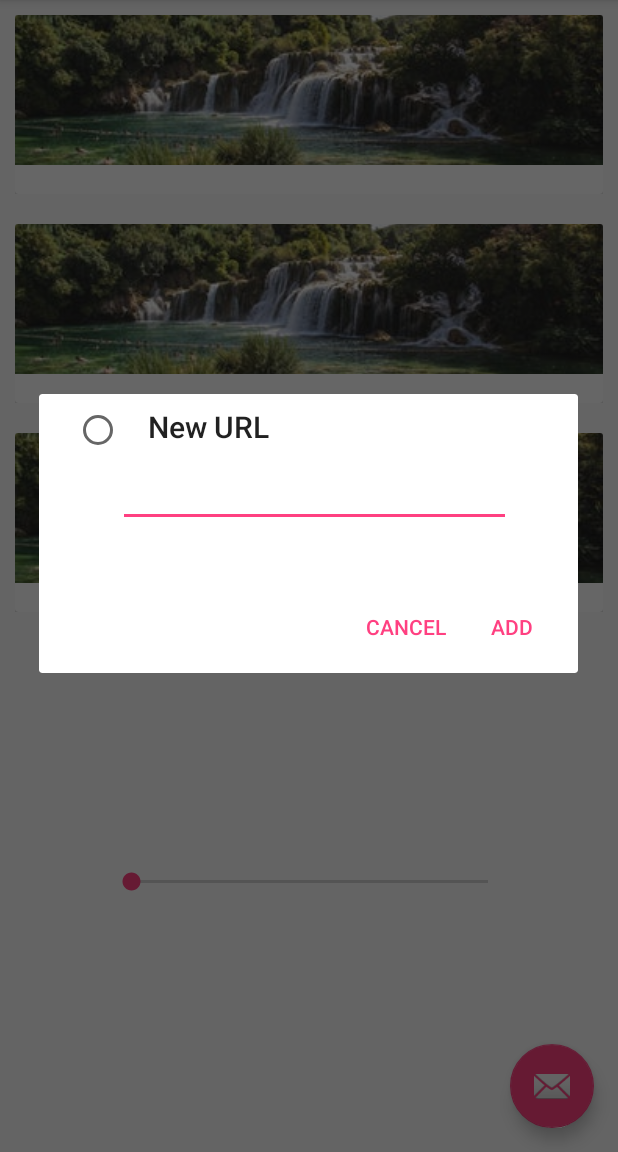
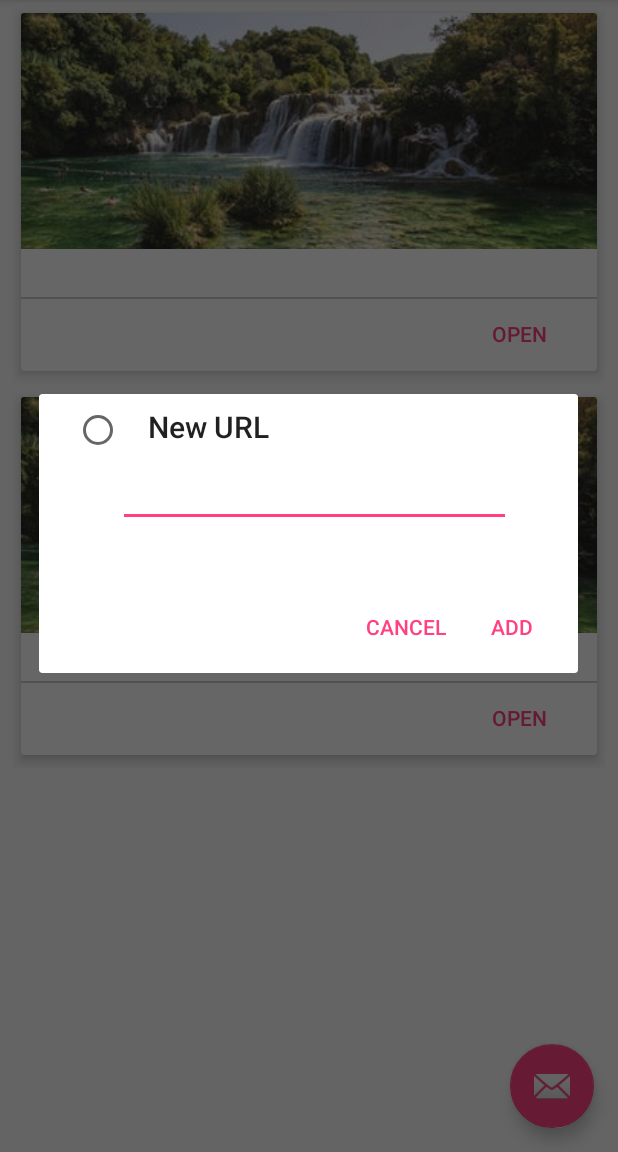
Before and after one commit to JediMaster93/RemoteYoutubePlay, an Android app: the screen it shows after launch (MainActivity), after a tap on an icon or button, on a phone screen of 412 x 824 dp, the part 84-1236 px from its top. Run offline under Robolectric (Android 15) with nearby library versions, the phone set to English and light mode, and no system bars; our stand-ins replace Picasso; libraries missing offline, so code that uses them is left out: com.github.kittinunf.fuel, com.github.kittinunf.result, com.github.salomonbrys.kotson; pictures from the network do not load; 2 statements that could not run were skipped; 1 other tap on this screen came first.

Commit message:
layout changes

```diff
--- a/app/src/main/AndroidManifest.xml
+++ b/app/src/main/AndroidManifest.xml
@@ -4,6 +4,7 @@
 
     <application
         android:allowBackup="true"
+        android:hardwareAccelerated="true"
         android:icon="@mipmap/ic_launcher"
         android:label="@string/app_name"
         android:roundIcon="@mipmap/ic_launcher_round"
--- a/app/src/main/java/com/example/jedi_windows/remoteyoutubeplay/MainActivity.kt
+++ b/app/src/main/java/com/example/jedi_windows/remoteyoutubeplay/MainActivity.kt
@@ -87,20 +87,8 @@ class MainActivity : AppCompatActivity(), URLDialog.urlDialogListener{
         var arr = arrayOf<String>( )
         adapter = MyAdapter(videos)
         rv.adapter = adapter
-        var button  = findViewById<Button>(R.id.button)
         for (item in videos){
             item.listener = adapter
-        }
-
-
-
-        button.setOnClickListener { view->
-            //lst.add("1")
-            //adapter.notifyDataSetChanged()
-            val vid = YoutubeApiVideo("https://www.youtube.com/watch?v=1OfoS6u_8N4")
-            vid.listener=adapter
-            videos.add(vid)
-            adapter.notifyDataSetChanged()
         }
 
         fab.setOnClickListener { view ->
--- a/app/src/main/java/com/example/jedi_windows/remoteyoutubeplay/YoutubeApiVideo.kt
+++ b/app/src/main/java/com/example/jedi_windows/remoteyoutubeplay/YoutubeApiVideo.kt
@@ -32,7 +32,7 @@ class YoutubeApiVideo(val youtubeURL: String, var listener: ValueChangeListener?
                 thumbnailURL = json["items"][0]["snippet"]["thumbnails"]["high"]["url"].toString().trim('\"')
                 Log.d("log", "thumbnail url is $thumbnailURL}")
 
-                title = json["items"][0]["snippet"]["title"].toString()
+                title = json["items"][0]["snippet"]["title"].toString().trim('"')
 
             }
         }
--- a/app/src/main/res/layout/card_view.xml
+++ b/app/src/main/res/layout/card_view.xml
@@ -1,40 +1,81 @@
 <?xml version="1.0" encoding="utf-8"?>
-<LinearLayout
-    xmlns:android="http://schemas.android.com/apk/res/android"
-    android:layout_width="match_parent"
+<LinearLayout xmlns:android="http://schemas.android.com/apk/res/android"
+    xmlns:card_view="http://schemas.android.com/apk/res-auto"
+    xmlns:tools="http://schemas.android.com/tools"
+    android:layout_width="fill_parent"
     android:layout_height="wrap_content"
     android:orientation="horizontal"
-    android:padding="10dp"
-    xmlns:card_view="http://schemas.android.com/apk/res-auto"
-    >
+    android:paddingEnd="8dp"
+    android:paddingStart="8dp">
 
 
-    <android.support.v7.widget.CardView
-        xmlns:card_view="http://schemas.android.com/apk/res-auto"
+    <android.support.v7.widget.CardView xmlns:card_view="http://schemas.android.com/apk/res-auto"
         android:id="@+id/card_view"
+        android:layout_width="fill_parent"
+        android:layout_height="fill_parent"
         android:layout_gravity="center"
-        android:layout_width="fill_parent"
-        android:layout_height="wrap_content"
-        android:elevation="100dp"
-        card_view:cardCornerRadius="2dp">
-        <LinearLayout
-            android:layout_width="match_parent"
-            android:layout_height="match_parent"
+        card_view:cardCornerRadius="2dp"
+        card_view:cardElevation="5dp"
+        card_view:cardUseCompatPadding="true">
+
+        <android.support.constraint.ConstraintLayout
+            android:layout_width="fill_parent"
+            android:layout_height="fill_parent"
             android:orientation="vertical">
+
             <ImageView
                 android:id="@+id/thumbnail"
-                android:layout_width="match_parent"
-                android:layout_height="100dp"
+                android:layout_width="fill_parent"
+                android:layout_height="157dp"
                 android:layout_alignParentTop="true"
                 android:scaleType="centerCrop"
-                android:src="@drawable/testimg" />
+                android:src="@drawable/testimg"
+                card_view:layout_constraintTop_toTopOf="parent" />
 
             <TextView
+                android:id="@+id/my_text_view"
+                android:layout_width="fill_parent"
+                android:layout_height="wrap_content"
+                android:layout_marginEnd="8dp"
+                android:layout_marginStart="8dp"
+                android:layout_marginTop="2dp"
+                android:maxLines="2"
+                android:paddingTop="2dp"
+                android:text="Sample Text"
+                android:textAlignment="textStart"
+                android:textAppearance="@android:style/TextAppearance.Medium"
+                android:textColor="@color/Text_card"
+                android:textSize="17sp"
+                card_view:layout_constraintEnd_toEndOf="parent"
+                card_view:layout_constraintStart_toStartOf="parent"
+                card_view:layout_constraintTop_toBottomOf="@+id/thumbnail" />
+
+            <View
+                android:id="@+id/view"
                 android:layout_width="match_parent"
-                android:layout_height="match_parent"
-                android:id="@+id/my_text_view" />
+                android:layout_height="1dp"
+                android:layout_marginTop="4dp"
+                android:background="#c8bdbdbd"
+                card_view:layout_constraintEnd_toEndOf="parent"
+                card_view:layout_constraintStart_toStartOf="parent"
+                card_view:layout_constraintTop_toBottomOf="@+id/my_text_view" />
 
-        </LinearLayout>
+            <Button
+                android:id="@+id/button2"
+                style="?android:attr/borderlessButtonStyle"
+                android:layout_width="wrap_content"
+                android:layout_height="wrap_content"
+                android:layout_marginEnd="8dp"
+                android:fadingEdge="none"
+                android:includeFontPadding="false"
+                android:text="open"
+                android:textColor="@color/colorAccent"
+                card_view:layout_constraintBottom_toBottomOf="parent"
+                card_view:layout_constraintEnd_toEndOf="parent"
+                card_view:layout_constraintTop_toBottomOf="@+id/view"
+                card_view:layout_constraintVertical_bias="0.0" />
+
+        </android.support.constraint.ConstraintLayout>
     </android.support.v7.widget.CardView>
 
 </LinearLayout>
--- a/app/src/main/res/layout/content_main.xml
+++ b/app/src/main/res/layout/content_main.xml
@@ -2,25 +2,11 @@
 <android.support.constraint.ConstraintLayout xmlns:android="http://schemas.android.com/apk/res/android"
     xmlns:app="http://schemas.android.com/apk/res-auto"
     xmlns:tools="http://schemas.android.com/tools"
-    android:layout_width="match_parent"
+    android:layout_width="fill_parent"
     android:layout_height="match_parent"
     app:layout_behavior="@string/appbar_scrolling_view_behavior"
     tools:context="com.example.jedi_windows.remoteyoutubeplay.MainActivity"
     tools:showIn="@layout/activity_main">
-
-    <Button
-        android:id="@+id/button"
-        android:layout_width="wrap_content"
-        android:layout_height="wrap_content"
-        android:layout_marginBottom="8dp"
-        android:layout_marginEnd="8dp"
-        android:layout_marginStart="8dp"
-        android:layout_marginTop="8dp"
-        android:text="Button"
-        app:layout_constraintBottom_toBottomOf="parent"
-        app:layout_constraintEnd_toEndOf="parent"
-        app:layout_constraintStart_toStartOf="parent"
-        app:layout_constraintTop_toTopOf="parent" />
 
     <SeekBar
         android:id="@+id/seekBar"
@@ -29,17 +15,19 @@
         android:layout_marginBottom="8dp"
         android:layout_marginEnd="8dp"
         android:layout_marginStart="8dp"
-        android:layout_marginTop="8dp"
+        android:visibility="gone"
+        app:layout_constraintBottom_toBottomOf="parent"
+        app:layout_constraintEnd_toEndOf="parent"
+        app:layout_constraintStart_toStartOf="parent" />
+
+    <android.support.v7.widget.RecyclerView
+        android:id="@+id/rv"
+        android:layout_width="fill_parent"
+        android:layout_height="match_parent"
+
+        android:scrollbars="vertical"
         app:layout_constraintBottom_toBottomOf="parent"
         app:layout_constraintEnd_toEndOf="parent"
         app:layout_constraintStart_toStartOf="parent"
-        app:layout_constraintTop_toBottomOf="@+id/button" />
-
-    <android.support.v7.widget.RecyclerView
-        android:id="@+id/rv"
-        android:scrollbars="vertical"
-        android:layout_width="match_parent"
-        android:layout_height="match_parent"
-
-        />
+        app:layout_constraintTop_toTopOf="parent" />
 </android.support.constraint.ConstraintLayout>
--- a/app/src/main/res/values/colors.xml
+++ b/app/src/main/res/values/colors.xml
@@ -1,6 +1,7 @@
 <?xml version="1.0" encoding="utf-8"?>
 <resources>
-    <color name="colorPrimary">#3F51B5</color>
+    <color name="colorPrimary">#3f51b5</color>
     <color name="colorPrimaryDark">#303F9F</color>
-    <color name="colorAccent">#FF4081</color>
+    <color name="colorAccent">#ff4081</color>
+    <color name="Text_card">#212121</color>
 </resources>
```
Also changed, not shown: app/src/main/res/drawable/icon_url.png (added).
